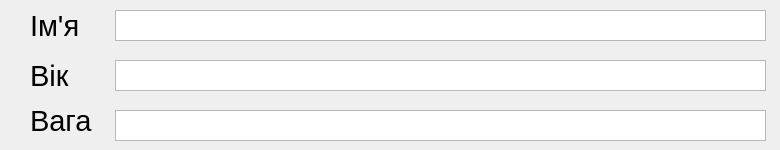
Old version of the form my_data.ui in the repository Mr-Computer/Your-beautiful-body.
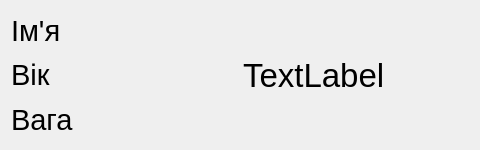
New version of the form.

```diff
--- a/my_data.ui
+++ b/my_data.ui
@@ -6,44 +6,40 @@
    <rect>
     <x>0</x>
     <y>0</y>
-    <width>780</width>
+    <width>480</width>
     <height>150</height>
    </rect>
   </property>
   <property name="minimumSize">
    <size>
-    <width>780</width>
+    <width>480</width>
     <height>150</height>
    </size>
   </property>
   <property name="maximumSize">
    <size>
-    <width>780</width>
-    <height>480</height>
+    <width>480</width>
+    <height>150</height>
    </size>
   </property>
   <property name="windowTitle">
    <string>Dialog</string>
   </property>
-  <widget class="QTextBrowser" name="textBrowser">
-   <property name="geometry">
-    <rect>
-     <x>115</x>
-     <y>10</y>
-     <width>651</width>
-     <height>31</height>
-    </rect>
-   </property>
-  </widget>
+  <layout class="QGridLayout" name="gridLayout">
+   <item row="2" column="0">
+    <widget class="QLabel" name="label_3">
+     <property name="font">
+      <font>
+       <pointsize>22</pointsize>
+      </font>
+     </property>
+     <property name="text">
+      <string>Вага</string>
+     </property>
+    </widget>
+   </item>
+   <item row="0" column="0">
   <widget class="QLabel" name="label">
-   <property name="geometry">
-    <rect>
-     <x>30</x>
-     <y>10</y>
-     <width>81</width>
-     <height>31</height>
-    </rect>
-   </property>
    <property name="font">
     <font>
      <pointsize>22</pointsize>
@@ -53,25 +49,9 @@
     <string>Ім'я</string>
    </property>
   </widget>
-  <widget class="QTextBrowser" name="textBrowser_2">
-   <property name="geometry">
-    <rect>
-     <x>115</x>
-     <y>60</y>
-     <width>651</width>
-     <height>31</height>
-    </rect>
-   </property>
-  </widget>
+   </item>
+   <item row="1" column="0">
   <widget class="QLabel" name="label_2">
-   <property name="geometry">
-    <rect>
-     <x>30</x>
-     <y>60</y>
-     <width>71</width>
-     <height>31</height>
-    </rect>
-   </property>
    <property name="font">
     <font>
      <pointsize>22</pointsize>
@@ -81,34 +61,20 @@
     <string>Вік</string>
    </property>
   </widget>
-  <widget class="QTextBrowser" name="textBrowser_3">
-   <property name="geometry">
-    <rect>
-     <x>115</x>
-     <y>110</y>
-     <width>651</width>
-     <height>31</height>
-    </rect>
-   </property>
-  </widget>
-  <widget class="QLabel" name="label_3">
-   <property name="geometry">
-    <rect>
-     <x>30</x>
-     <y>100</y>
-     <width>71</width>
-     <height>41</height>
-    </rect>
-   </property>
+   </item>
+   <item row="0" column="1" rowspan="3">
+    <widget class="QLabel" name="label_4">
    <property name="font">
     <font>
-     <pointsize>22</pointsize>
+       <pointsize>25</pointsize>
     </font>
    </property>
    <property name="text">
-    <string>Вага</string>
-   </property>
-  </widget>
+      <string>TextLabel</string>
+     </property>
+    </widget>
+   </item>
+  </layout>
  </widget>
  <resources/>
  <connections/>
```
Lines whose indentation alone changed are shown as unchanged.
